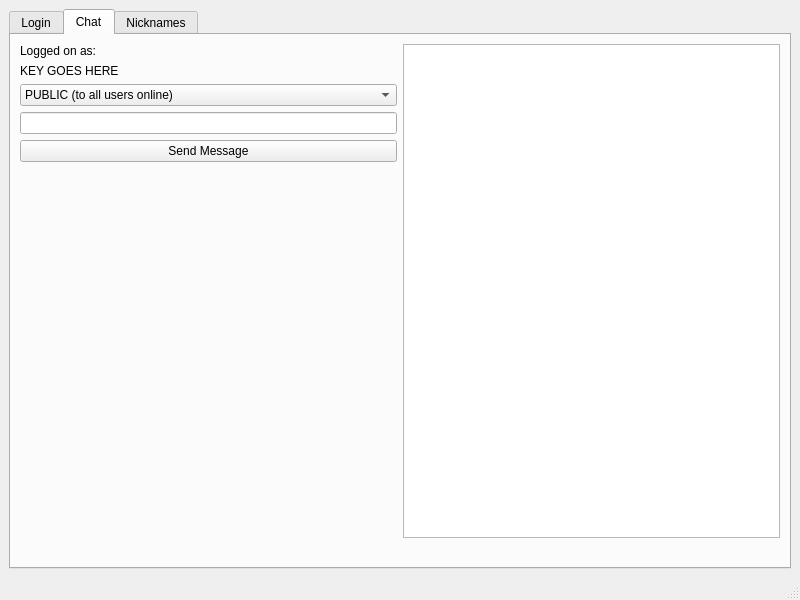
Old version of the form UI/SecureChat/securechatmainwindow.ui in the repository benjcockburn/SecureProgramming.
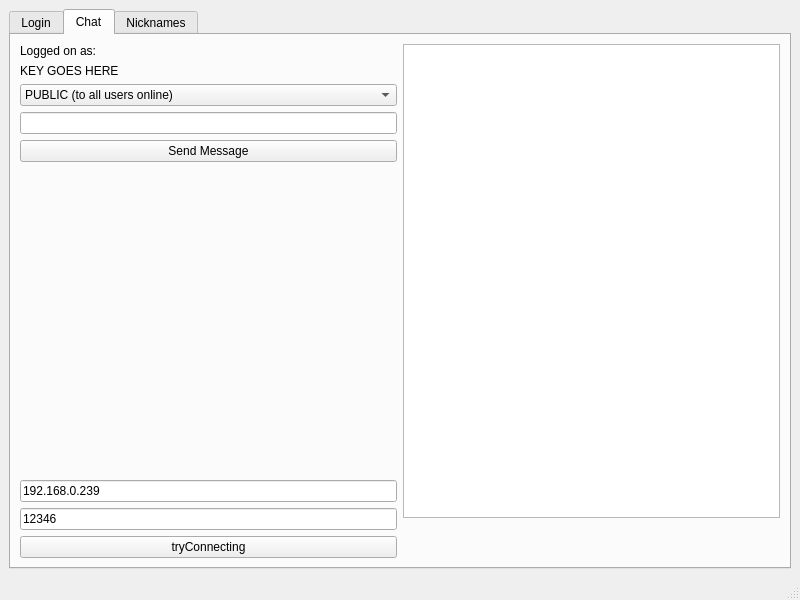
New version of the form. The open tabs and pages were chosen to show the change.

What changed in the file:
```diff
--- a/UI/SecureChat/securechatmainwindow.ui
+++ b/UI/SecureChat/securechatmainwindow.ui
@@ -159,6 +159,27 @@
               </property>
              </spacer>
             </item>
+            <item>
+             <widget class="QLineEdit" name="ip_attempt">
+              <property name="text">
+               <string>192.168.0.239</string>
+              </property>
+             </widget>
+            </item>
+            <item>
+             <widget class="QLineEdit" name="port_attempt">
+              <property name="text">
+               <string>12346</string>
+              </property>
+             </widget>
+            </item>
+            <item>
+             <widget class="QPushButton" name="try_attempt">
+              <property name="text">
+               <string>tryConnecting</string>
+              </property>
+             </widget>
+            </item>
            </layout>
           </item>
           <item>
@@ -173,6 +194,19 @@
               </property>
              </widget>
             </item>
+            <item>
+             <spacer name="horizontalSpacer_2">
+              <property name="orientation">
+               <enum>Qt::Orientation::Horizontal</enum>
+              </property>
+              <property name="sizeHint" stdset="0">
+               <size>
+                <width>40</width>
+                <height>20</height>
+               </size>
+              </property>
+             </spacer>
+            </item>
             <item>
              <spacer name="horizontalSpacer">
               <property name="orientation">
```
Left out of the diff: 2 changed lines with no effect on the pictures.
